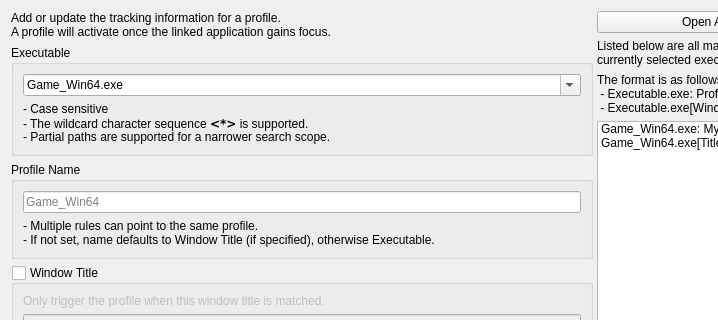
huntfx/MouseTracks, file mousetracks2/gui/ui/applist.ui: the form before one commit; both pictures show x 0 to 718 and y 0 to 320 of the 866 by 669 pixel window.
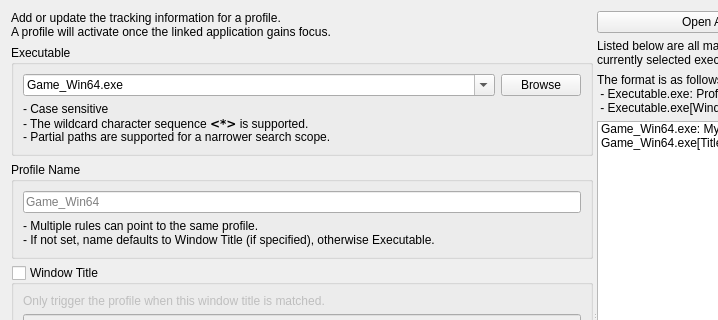
The form after the commit.

Commit message: Add option to browse to executable

The edit to the form file:
```diff
--- a/mousetracks2/gui/ui/applist.ui
+++ b/mousetracks2/gui/ui/applist.ui
@@ -50,7 +50,15 @@
          </property>
          <layout class="QVBoxLayout" name="verticalLayout_3">
           <item>
+           <layout class="QHBoxLayout" name="horizontalLayout">
+            <item>
            <widget class="QComboBox" name="executable">
+              <property name="sizePolicy">
+               <sizepolicy hsizetype="Expanding" vsizetype="Fixed">
+                <horstretch>0</horstretch>
+                <verstretch>0</verstretch>
+               </sizepolicy>
+              </property>
             <property name="editable">
              <bool>true</bool>
             </property>
@@ -58,6 +66,18 @@
              <string>Game_Win64.exe</string>
             </property>
            </widget>
+            </item>
+            <item>
+             <widget class="QPushButton" name="browse">
+              <property name="toolTip">
+               <string>Find an executable file.</string>
+              </property>
+              <property name="text">
+               <string>Browse</string>
+              </property>
+             </widget>
+            </item>
+           </layout>
           </item>
           <item>
            <widget class="QLabel" name="label_6">
```
Lines whose indentation alone changed are shown as unchanged. The commit also changes 3 other files.
